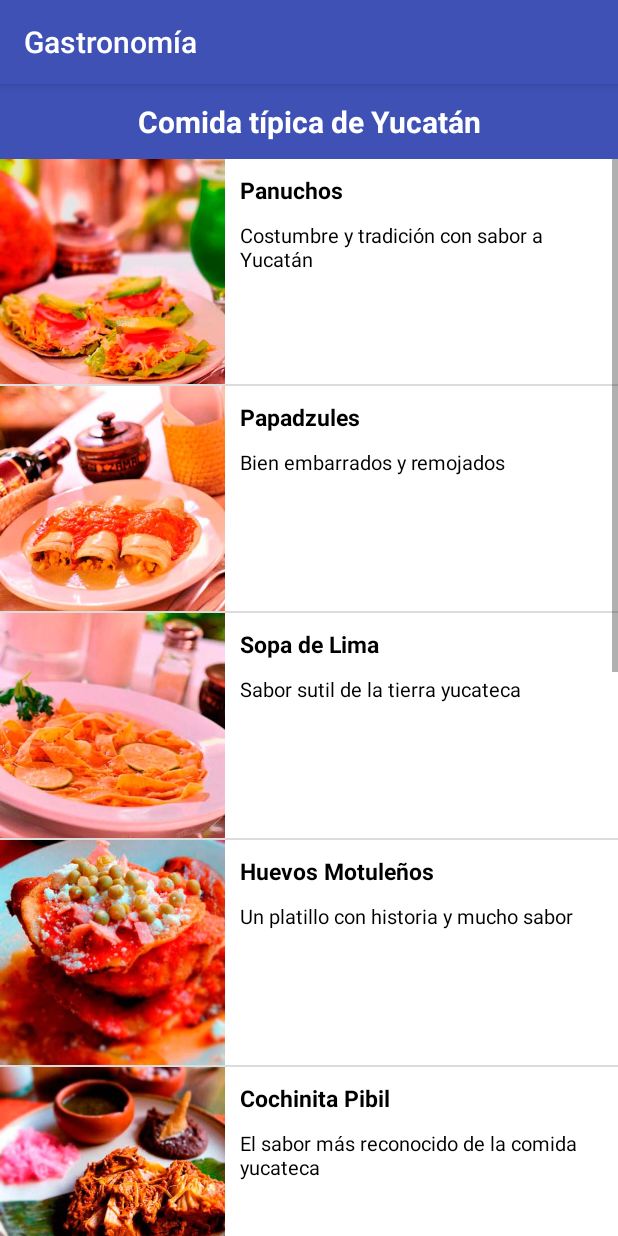
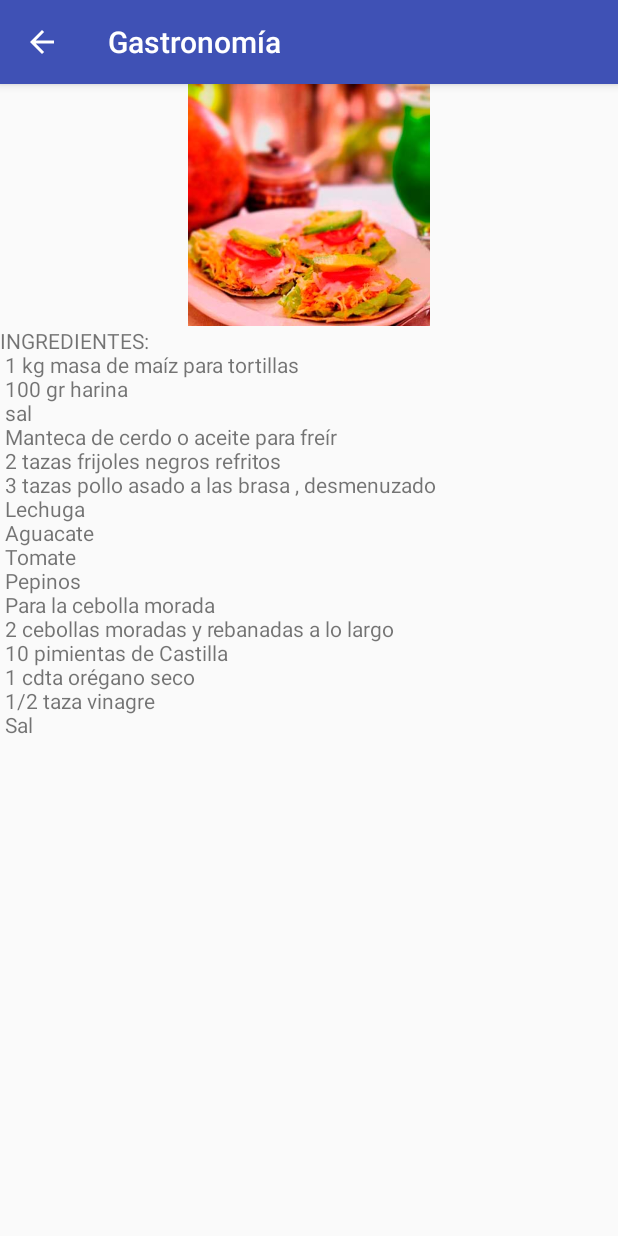
Before and after one commit to kevbrygil/culture, an Android app: the screen it shows after launch (MainActivity before the commit, RecipeActivity after it), after a tap on "Panuchos", on a phone screen of 412 x 824 dp. Run offline under Robolectric (Android 15) with nearby library versions, the phone set to English and light mode, and no system bars.

Commit message:
nueva actividad recipe

```diff
--- a/gastronomia/app/build.gradle
+++ b/gastronomia/app/build.gradle
@@ -29,7 +29,7 @@ android {
 
 dependencies {
     implementation fileTree(dir: 'libs', include: ['*.jar'])
-    implementation"org.jetbrains.kotlin:kotlin-stdlib-jre7:$kotlin_version"
+    implementation "org.jetbrains.kotlin:kotlin-stdlib-jre7:$kotlin_version"
     implementation 'com.android.support:appcompat-v7:26.1.0'
     implementation 'com.android.support.constraint:constraint-layout:1.0.2'
     testImplementation 'junit:junit:4.12'
--- a/gastronomia/app/src/main/AndroidManifest.xml
+++ b/gastronomia/app/src/main/AndroidManifest.xml
@@ -16,6 +16,7 @@
                 <category android:name="android.intent.category.LAUNCHER" />
             </intent-filter>
         </activity>
+        <activity android:name=".RecipeActivity"></activity>
     </application>
 
 </manifest>
--- a/gastronomia/app/src/main/java/com/admin/gastronomia/MainActivity.kt
+++ b/gastronomia/app/src/main/java/com/admin/gastronomia/MainActivity.kt
@@ -1,4 +1,5 @@
 package com.admin.gastronomia
+import android.content.Intent
 import android.os.Bundle
 import android.support.v7.app.AppCompatActivity
 import android.view.View
@@ -46,8 +47,11 @@ class MainActivity : AppCompatActivity(), AdapterView.OnItemClickListener {
     }
 
     override fun onItemClick(parent: AdapterView<*>?, view: View?, position: Int, id: Long) {
-        var hola = food.get(position)
-        Toast.makeText(this, "Ha vibrado", Toast.LENGTH_SHORT).show()
+        Toast.makeText(this, "evento para ver el ingrediente", Toast.LENGTH_SHORT).show()
+        val intent = Intent(this, RecipeActivity::class.java)
+        startActivity(intent)
     }
 
+
+
 }
--- /dev/null
+++ b/gastronomia/app/src/main/java/com/admin/gastronomia/RecipeActivity.kt
@@ -0,0 +1,32 @@
+package com.admin.gastronomia
+
+import android.content.Intent
+import android.support.v7.app.AppCompatActivity
+import android.os.Bundle
+import android.support.v7.view.SupportActionModeWrapper
+
+class RecipeActivity : AppCompatActivity() {
+
+    override fun onCreate(savedInstanceState: Bundle?) {
+        super.onCreate(savedInstanceState)
+        setContentView(R.layout.activity_recipe)
+
+        getSupportActionBar()!!.setDisplayShowHomeEnabled(true)
+        getSupportActionBar()!!.setDisplayHomeAsUpEnabled(true)
+
+
+    }
+
+    override fun onBackPressed() {
+        super.onBackPressed()
+        this.finish()
+    }
+
+    override fun onSupportNavigateUp(): Boolean {
+        onBackPressed()
+        return true
+    }
+
+
+
+}
--- /dev/null
+++ b/gastronomia/app/src/main/res/layout/activity_recipe.xml
@@ -0,0 +1,31 @@
+<?xml version="1.0" encoding="utf-8"?>
+<android.support.constraint.ConstraintLayout xmlns:android="http://schemas.android.com/apk/res/android"
+    xmlns:app="http://schemas.android.com/apk/res-auto"
+    xmlns:tools="http://schemas.android.com/tools"
+    android:layout_width="match_parent"
+    android:layout_height="match_parent"
+    tools:context=".RecipeActivity">
+
+    <LinearLayout
+        android:layout_width="match_parent"
+        android:layout_height="match_parent"
+        android:orientation="vertical">
+
+        <ImageView
+            android:id="@+id/imageView"
+            android:layout_width="match_parent"
+            android:layout_height="161dp"
+            app:srcCompat="@drawable/panuchos"
+            tools:layout_editor_absoluteX="0dp"
+            tools:layout_editor_absoluteY="0dp" />
+
+        <TextView
+            android:id="@+id/textView2"
+            android:layout_width="match_parent"
+            android:layout_height="wrap_content"
+            android:text="@string/recipe"
+            android:textSize="14sp" />
+
+    </LinearLayout>
+
+</android.support.constraint.ConstraintLayout>
--- a/gastronomia/app/src/main/res/values/strings.xml
+++ b/gastronomia/app/src/main/res/values/strings.xml
@@ -1,4 +1,24 @@
 <resources>
     <string name="app_name">Gastronomía</string>
     <string name="food_yucatan">Comida típica de Yucatán</string>
+    <string name="recipe">
+        INGREDIENTES:\n
+        1 kg masa de maíz para tortillas \n
+        100 gr harina \n
+        sal \n
+        Manteca de cerdo o aceite para freír \n
+        2 tazas frijoles negros refritos \n
+        3 tazas pollo asado a las brasa , desmenuzado \n
+        Lechuga \n
+        Aguacate \n
+        Tomate \n
+        Pepinos \n
+        Para la cebolla morada \n
+        2 cebollas moradas y rebanadas a lo largo \n
+        10 pimientas de Castilla \n
+        1 cdta orégano seco \n
+        1/2 taza vinagre \n
+        Sal \n
+
+    </string>
 </resources>
```
